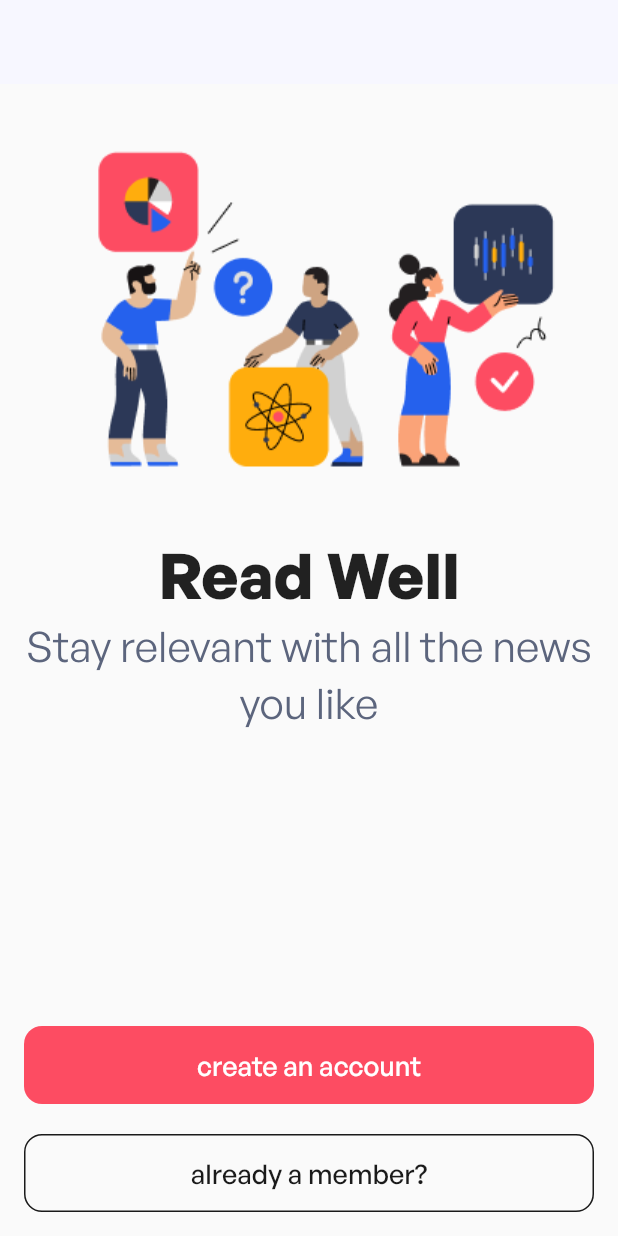
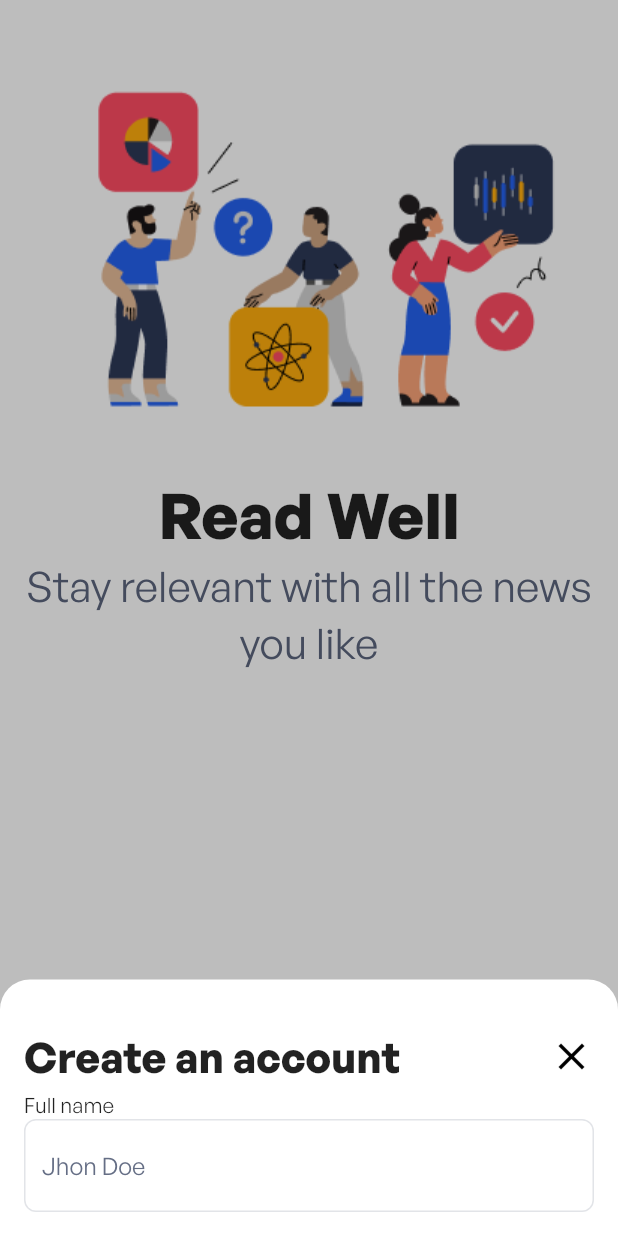
Before and after one commit to InSync-HQ/InSync, a Flutter app: the screen it shows after launch, on a phone screen of 412 x 824 dp. Run offline on Flutter 3.47's test engine with Material 2 defaults, Android fonts, the phone set to English and light mode, and no system bars.

Commit message:
v1 for sign up form

```diff
--- a/lib/main.dart
+++ b/lib/main.dart
@@ -5,7 +5,7 @@ import 'package:flutter/services.dart';
 // import 'package:shared_preferences/shared_preferences.dart';
 
 void main() {
-  runApp(MainApp());
+  runApp(const MainApp());
 }
 
 class MainApp extends StatelessWidget {
--- a/lib/utils/theme_config.dart
+++ b/lib/utils/theme_config.dart
@@ -177,22 +177,21 @@ ThemeData lighttheme = ThemeData(
     elevation: 10,
   ),
   inputDecorationTheme: const InputDecorationTheme(
-    hintStyle: TextStyle(
-      color: Color(0xffCBC6CB),
-    ),
+    labelStyle: TextStyle(color: Color(0xff1A1A1A)),
+    helperStyle: TextStyle(color: Color(0xff656E85)),
+    hintStyle: TextStyle(color: Color(0xff656E85)),
     filled: true,
     fillColor: Colors.white,
-    // fillColor: Color(0xffF3F0F4),
     hoverColor: Colors.white,
-    alignLabelWithHint: true,
+    floatingLabelBehavior: FloatingLabelBehavior.never,
     border: InputBorder.none,
     enabledBorder: OutlineInputBorder(
-      borderRadius: BorderRadius.all(Radius.circular(50.0)),
-      borderSide: BorderSide(color: Color(0xffF3F0F4)),
+      borderRadius: BorderRadius.all(Radius.circular(8.0)),
+      borderSide: BorderSide(color: Color(0xffE2E4E8)),
     ),
     focusedBorder: OutlineInputBorder(
-      borderRadius: BorderRadius.all(Radius.circular(50.0)),
-      borderSide: BorderSide(color: Color(0xffF3F0F4)),
+      borderRadius: BorderRadius.all(Radius.circular(8.0)),
+      borderSide: BorderSide(color: Color(0xff2561ED)),
     ),
   ),
   bottomAppBarTheme: const BottomAppBarTheme(
@@ -200,7 +199,7 @@ ThemeData lighttheme = ThemeData(
     elevation: 0,
   ),
   appBarTheme: const AppBarTheme(
-    color: Color(0xffF7F7FF),
+    color: Color.fromARGB(255, 255, 255, 255),
     elevation: 0,
     centerTitle: true,
     iconTheme: IconThemeData(
@@ -209,7 +208,6 @@ ThemeData lighttheme = ThemeData(
   ),
   primaryColor: const Color(0xffFD4C62),
   fontFamily: 'General Sans',
-  brightness: Brightness.light,
   floatingActionButtonTheme: const FloatingActionButtonThemeData(
     elevation: 0,
     backgroundColor: Color(0xff2dadc2),
--- a/lib/view/authorization.dart
+++ b/lib/view/authorization.dart
@@ -12,9 +12,13 @@ class _AuthorizationState extends State<Authorization> {
   @override
   Widget build(BuildContext context) {
     return Scaffold(
-        appBar: AppBar(),
-        body: Padding(
-          padding: const EdgeInsets.all(16.0),
+        body: Container(
+      color: const Color(0xffffffff),
+      child: Stack(
+        alignment: AlignmentDirectional.bottomEnd,
+        children: [
+          Padding(
+            padding: const EdgeInsets.fromLTRB(16, 32, 16, 16),
             child: Column(
               mainAxisAlignment: MainAxisAlignment.spaceBetween,
               children: [
@@ -23,7 +27,8 @@ class _AuthorizationState extends State<Authorization> {
                     const Image(image: AssetImage('assets/readwell.png')),
                     const Text(
                       "Read Well",
-                    style: TextStyle(fontSize: 42, fontWeight: FontWeight.w700),
+                      style:
+                          TextStyle(fontSize: 42, fontWeight: FontWeight.w700),
                       textAlign: TextAlign.center,
                     ),
                     const Text(
@@ -53,7 +58,8 @@ class _AuthorizationState extends State<Authorization> {
                         padding: MaterialStateProperty.all<EdgeInsetsGeometry?>(
                             const EdgeInsets.symmetric(
                                 vertical: 14.0, horizontal: 8)),
-                      shape: MaterialStateProperty.resolveWith<OutlinedBorder>(
+                        shape:
+                            MaterialStateProperty.resolveWith<OutlinedBorder>(
                                 (_) {
                           return RoundedRectangleBorder(
                               side: const BorderSide(
@@ -66,6 +72,60 @@ class _AuthorizationState extends State<Authorization> {
                 ),
               ],
             ),
+          ),
+          Container(
+            color: Colors.black26,
+            child: Column(children: [Row()]),
+          ),
+          Container(
+            decoration: const BoxDecoration(
+              color: Colors.white,
+              borderRadius: BorderRadius.only(
+                topLeft: Radius.circular(20),
+                topRight: Radius.circular(20),
+              ),
+            ),
+            padding: const EdgeInsets.all(16),
+            child: Column(
+              mainAxisSize: MainAxisSize.min,
+              children: [
+                Padding(
+                  padding: const EdgeInsets.fromLTRB(0, 16, 0, 4),
+                  child: Row(
+                    mainAxisAlignment: MainAxisAlignment.spaceBetween,
+                    children: [
+                      const Text(
+                        "Create an account",
+                        style: TextStyle(
+                          fontSize: 28,
+                          fontWeight: FontWeight.w700,
+                        ),
+                      ),
+                      const Icon(
+                        Icons.close,
+                        color: Colors.black,
+                        size: 30.0,
+                      ),
+                    ],
+                  ),
+                ),
+                Column(
+                  mainAxisAlignment: MainAxisAlignment.start,
+                  crossAxisAlignment: CrossAxisAlignment.start,
+                  children: [
+                    Text("Full name"),
+                    TextFormField(
+                      decoration: InputDecoration(
+                        hintText: 'Jhon Doe',
+                      ),
+                    ),
+                  ],
+                ),
+              ],
+            ),
+          )
+        ],
+      ),
     ));
   }
 }
--- a/pubspec.yaml
+++ b/pubspec.yaml
@@ -80,8 +80,10 @@ flutter:
         - asset: fonts/GeneralSans-Regular.otf
         - asset: fonts/GeneralSans-Bold.otf
           weight: 700
+        - asset: fonts/GeneralSans-Semibold.otf
+          weight: 600
         - asset: fonts/GeneralSans-Medium.otf
-          weight: 600
+          weight: 500
   #       - asset: fonts/Schyler-Italic.ttf
   #         style: italic
   #   - family: Trajan Pro
```
Lines whose indentation alone changed are shown as unchanged.
